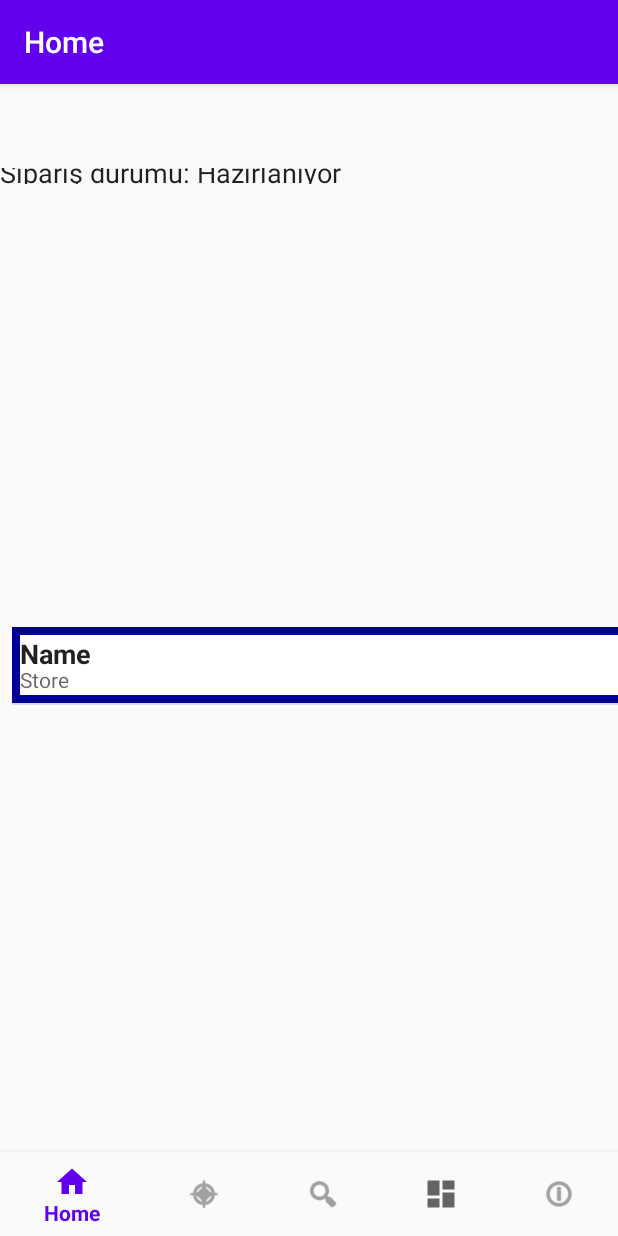
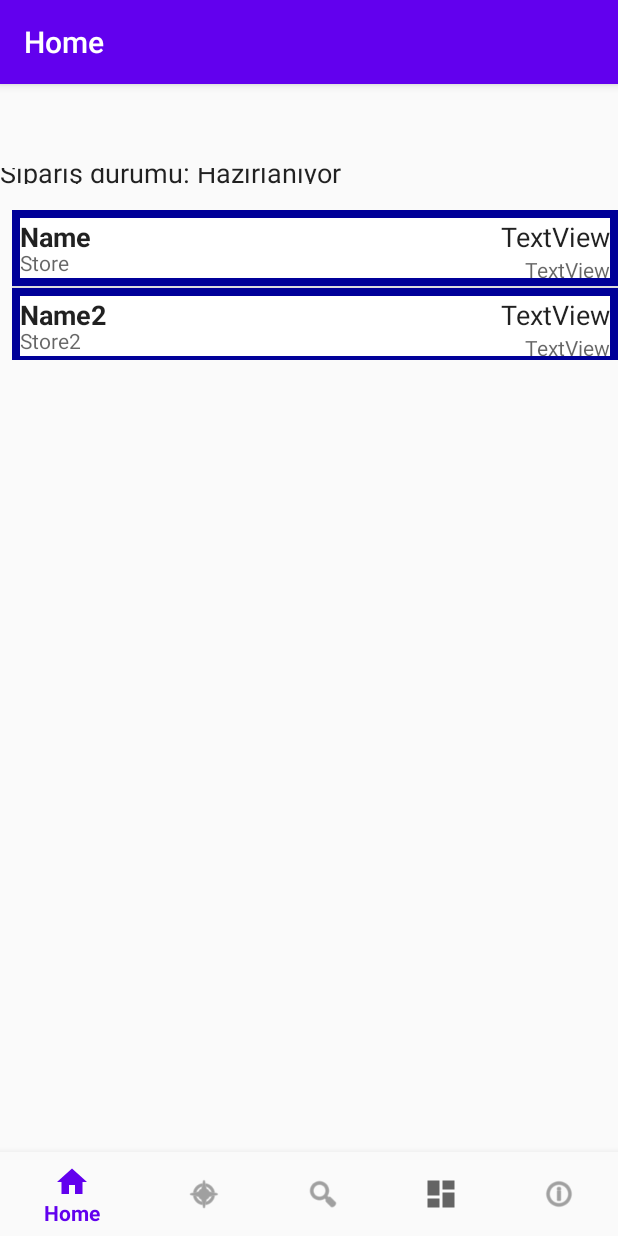
Before and after one commit to mbdemirkan/marna, an Android app: the screen it shows after launch (MainActivity), on a phone screen of 412 x 824 dp. Run offline under Robolectric (Android 15) with nearby library versions, the phone set to English and light mode, and no system bars; our stand-ins replace navigation-ui.

Commit message:
shopping cart 2

```diff
--- a/app/src/main/java/com/softtech/marna/shoppingcart/Product.java
+++ b/app/src/main/java/com/softtech/marna/shoppingcart/Product.java
@@ -6,7 +6,14 @@ public class Product {
     private String name;
     private String store;
     private BigDecimal price;
-    private BigDecimal count;
+    private Integer count;
+
+    public Product(String name, String store, BigDecimal price, int count) {
+        this.name = name;
+        this.store = store;
+        this.price = price;
+        this.count = count;
+    }
 
     public String getName() {
         return name;
@@ -32,11 +39,11 @@ public class Product {
         this.price = price;
     }
 
-    public BigDecimal getCount() {
+    public Integer getCount() {
         return count;
     }
 
-    public void setCount(BigDecimal count) {
+    public void setCount(Integer count) {
         this.count = count;
     }
 }
--- a/app/src/main/java/com/softtech/marna/ui/shoppingcart/ShoppingCartFragment.java
+++ b/app/src/main/java/com/softtech/marna/ui/shoppingcart/ShoppingCartFragment.java
@@ -14,6 +14,7 @@ import com.softtech.marna.shoppingcart.Product;
 import com.softtech.marna.shoppingcart.ShoppingCartAdapter;
 import com.softtech.marna.ui.order.OrderViewModel;
 
+import java.math.BigDecimal;
 import java.util.ArrayList;
 import java.util.List;
 
@@ -63,10 +64,8 @@ public class ShoppingCartFragment extends Fragment {
 
         @Override
         protected List<Product> doInBackground(Void... params) {
-            Product p = new Product();
-            p.setName("Name");
-            p.setStore("Store");
-            list_items.add(p); // ismini ve telefon numarasını list içine at
+            list_items.add(new Product("Name", "Store", new BigDecimal("100.12"), 5));
+            list_items.add(new Product("Name2", "Store2", new BigDecimal("100.12"), 5));
             return list_items;
         }
 
--- a/app/src/main/res/layout/fragment_home.xml
+++ b/app/src/main/res/layout/fragment_home.xml
@@ -21,10 +21,10 @@
     <androidx.fragment.app.FragmentContainerView
         android:id="@+id/shopping_cart_fragment"
         android:name="com.softtech.marna.ui.shoppingcart.ShoppingCartFragment"
-        android:layout_width="wrap_content"
-        android:layout_height="100dp"
+        android:layout_width="match_parent"
+        android:layout_height="match_parent"
         android:layout_marginStart="8dp"
-        android:layout_marginTop="8dp"
+        android:layout_marginTop="28dp"
         android:layout_marginBottom="8dp"
         app:layout_constraintBottom_toBottomOf="parent"
         app:layout_constraintLeft_toLeftOf="parent"
--- a/app/src/main/res/layout/fragment_shopping_cart_list.xml
+++ b/app/src/main/res/layout/fragment_shopping_cart_list.xml
@@ -1,15 +1,16 @@
 <?xml version="1.0" encoding="utf-8"?>
 <androidx.constraintlayout.widget.ConstraintLayout xmlns:android="http://schemas.android.com/apk/res/android"
     xmlns:app="http://schemas.android.com/apk/res-auto"
-    android:layout_width="wrap_content"
+    android:layout_width="match_parent"
     android:layout_height="100dp">
 
     <ListView
         android:id="@+id/shopping_cart_list"
-        android:layout_width="wrap_content"
+        android:layout_width="match_parent"
         android:layout_height="0dp"
         android:clickable="true"
         android:focusable="true"
+        app:layout_constraintEnd_toEndOf="parent"
         app:layout_constraintBottom_toBottomOf="parent"
         app:layout_constraintStart_toStartOf="parent"
         app:layout_constraintTop_toTopOf="parent" />
--- a/app/src/main/res/layout/shopping_cart_item.xml
+++ b/app/src/main/res/layout/shopping_cart_item.xml
@@ -1,6 +1,6 @@
 <?xml version="1.0" encoding="utf-8"?>
 <RelativeLayout xmlns:android="http://schemas.android.com/apk/res/android"
-    android:layout_width="wrap_content"
+    android:layout_width="match_parent"
     android:layout_height="wrap_content"
     android:layout_gravity="center"
     android:gravity="center_vertical"
@@ -26,6 +26,23 @@
             android:layout_height="20dp"
             android:textAppearance="@android:style/TextAppearance.Small" />
 
+        <TextView
+            android:id="@+id/txtPrice"
+            android:layout_alignParentRight="true"
+            android:layout_width="wrap_content"
+            android:layout_height="wrap_content"
+            android:text="TextView"
+            android:textAppearance="@android:style/TextAppearance.Medium"/>
+
+        <TextView
+            android:id="@+id/txtCount"
+            android:layout_alignParentRight="true"
+            android:layout_below="@id/txtPrice"
+            android:layout_width="wrap_content"
+            android:layout_height="wrap_content"
+            android:text="TextView"
+            android:textAppearance="@android:style/TextAppearance.Small"/>
+
     </RelativeLayout>
 
 </RelativeLayout>
```
Also changed, not shown: app/src/main/java/com/softtech/marna/shoppingcart/ListViewFragment.java (deleted, +0 -143 lines).
